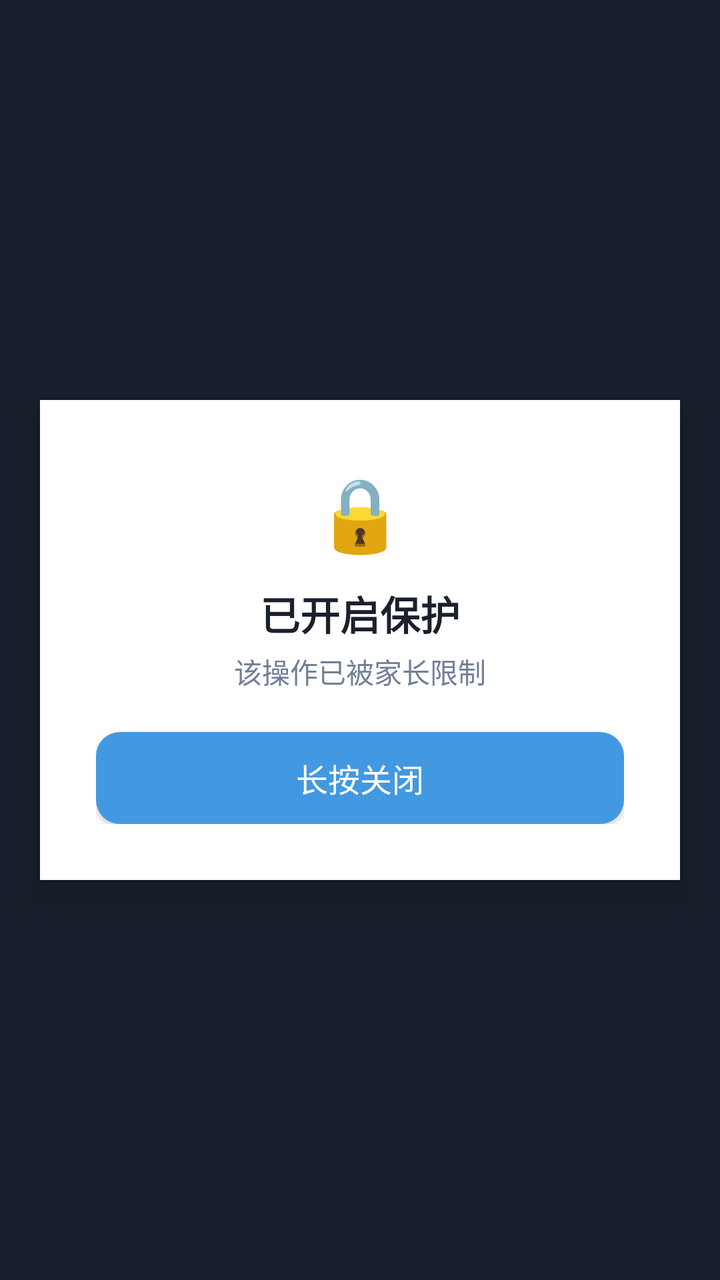
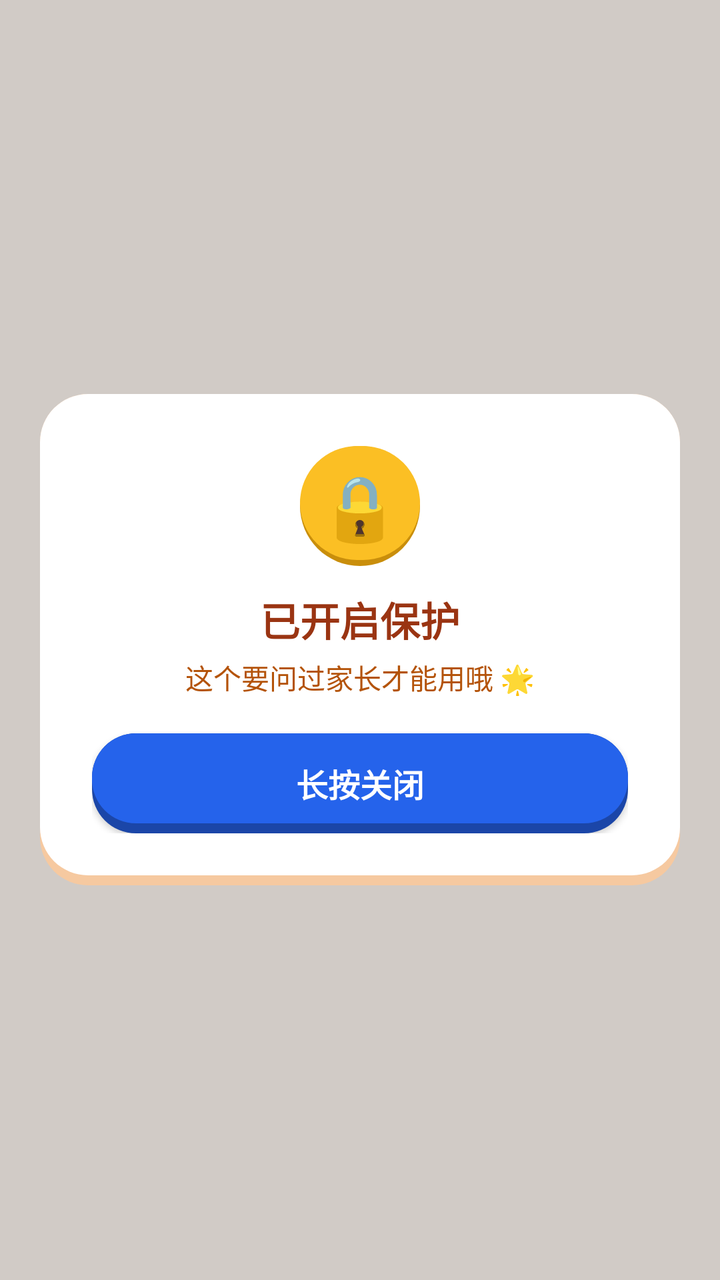

The first picture is an Android layout as it rendered before a commit; the second is the same layout after the commit. The layout source and the unified diff follow.
<!-- AndroidManifest.xml: application theme Theme.KidShield -->
<!-- res/layout/overlay_block_screen.xml -->
<?xml version="1.0" encoding="utf-8"?>
<RelativeLayout xmlns:android="http://schemas.android.com/apk/res/android"
    android:layout_width="match_parent"
    android:layout_height="match_parent"
    android:background="#CC1A202C"
    android:clickable="true"
    android:focusable="true">

    <LinearLayout
        android:layout_width="320dp"
        android:layout_height="wrap_content"
        android:layout_centerInParent="true"
        android:gravity="center"
        android:orientation="vertical"
        android:background="@android:color/white"
        android:padding="28dp"
        android:clickable="true"
        android:elevation="12dp"
        android:radius="16dp">

        <TextView
            android:layout_width="56dp"
            android:layout_height="56dp"
            android:text="🔒"
            android:textSize="36sp"
            android:gravity="center"
            android:layout_marginBottom="8dp" />

        <TextView
            android:layout_width="wrap_content"
            android:layout_height="wrap_content"
            android:text="已开启保护"
            android:textSize="20sp"
            android:textColor="#1A202C"
            android:textStyle="bold"
            android:layout_marginBottom="4dp" />

        
        <TextView
            android:id="@+id/tv_blocked_app_name"
            android:layout_width="wrap_content"
            android:layout_height="wrap_content"
            android:textSize="14sp"
            android:textColor="#E53E3E"
            android:textStyle="bold"
            android:visibility="gone"
            android:layout_marginBottom="4dp" />

        
        <TextView
            android:id="@+id/tv_block_reason"
            android:layout_width="wrap_content"
            android:layout_height="wrap_content"
            android:text="该操作已被家长限制"
            android:textSize="14sp"
            android:textColor="#718096"
            android:layout_marginBottom="20dp" />

        <Button
            android:id="@+id/btn_overlay_ok"
            android:layout_width="match_parent"
            android:layout_height="46dp"
            android:text="长按关闭"
            android:textSize="16sp"
            android:textColor="@android:color/white"
            android:background="@drawable/btn_blue_rounded"
            android:gravity="center" />

    </LinearLayout>
</RelativeLayout>
<!-- resources referenced by this layout -->
<resources>
  <!-- drawable btn_blue_rounded (drawable) -->
  <?xml version="1.0" encoding="utf-8"?>
  <shape xmlns:android="http://schemas.android.com/apk/res/android"
      android:shape="rectangle">
      <corners android:radius="12dp" />
      <solid android:color="#4299E1" />
      <padding
          android:left="16dp"
          android:right="16dp"
          android:top="8dp"
          android:bottom="8dp" />
  </shape>
  <style name="Theme.KidShield" parent="Base.Theme.KidShield" />
  <color name="kidshield_blue_primary">#4299E1</color>
  <color name="white">#FFFFFFFF</color>
  <color name="black">#FF000000</color>
  <color name="kidshield_background_dark">#1A202C</color>
  <color name="kidshield_text_primary">#E2E8F0</color>
  <!-- unchanged entries left out for length: 1 -->
</resources>

<!-- the commit's change to res/layout/overlay_block_screen.xml (unified diff, before → after) -->
@@ -2,7 +2,7 @@
 <RelativeLayout xmlns:android="http://schemas.android.com/apk/res/android"
     android:layout_width="match_parent"
     android:layout_height="match_parent"
-    android:background="#CC1A202C"
+    android:background="#CCFFF7ED"
     android:clickable="true"
     android:focusable="true">
 
@@ -10,61 +10,61 @@
         android:layout_width="320dp"
         android:layout_height="wrap_content"
         android:layout_centerInParent="true"
+        android:background="@drawable/bg_clay_card"
+        android:clickable="true"
         android:gravity="center"
         android:orientation="vertical"
-        android:background="@android:color/white"
-        android:padding="28dp"
-        android:clickable="true"
-        android:elevation="12dp"
-        android:radius="16dp">
+        android:padding="26dp">
 
         <TextView
-            android:layout_width="56dp"
-            android:layout_height="56dp"
+            android:layout_width="60dp"
+            android:layout_height="60dp"
+            android:background="@drawable/bg_clay_badge"
+            android:gravity="center"
             android:text="🔒"
-            android:textSize="36sp"
-            android:gravity="center"
-            android:layout_marginBottom="8dp" />
+            android:textSize="32sp" />
 
         <TextView
             android:layout_width="wrap_content"
             android:layout_height="wrap_content"
+            android:layout_marginTop="12dp"
             android:text="已开启保护"
+            android:textColor="@color/kid_clay_text"
             android:textSize="20sp"
-            android:textColor="#1A202C"
-            android:textStyle="bold"
-            android:layout_marginBottom="4dp" />
+            android:textStyle="bold" />
 
         
         <TextView
             android:id="@+id/tv_blocked_app_name"
             android:layout_width="wrap_content"
             android:layout_height="wrap_content"
+            android:layout_marginTop="4dp"
+            android:textColor="@color/kid_clay_primary"
             android:textSize="14sp"
-            android:textColor="#E53E3E"
             android:textStyle="bold"
-            android:visibility="gone"
-            android:layout_marginBottom="4dp" />
+            android:visibility="gone" />
 
         
         <TextView
             android:id="@+id/tv_block_reason"
             android:layout_width="wrap_content"
             android:layout_height="wrap_content"
-            android:text="该操作已被家长限制"
-            android:textSize="14sp"
-            android:textColor="#718096"
-            android:layout_marginBottom="20dp" />
+            android:layout_marginTop="4dp"
+            android:text="这个要问过家长才能用哦 🌟"
+            android:textColor="@color/kid_clay_text_soft"
+            android:textSize="14sp" />
 
         <Button
             android:id="@+id/btn_overlay_ok"
             android:layout_width="match_parent"
-            android:layout_height="46dp"
+            android:layout_height="50dp"
+            android:layout_marginTop="18dp"
+            android:background="@drawable/bg_clay_button_blue"
+            android:gravity="center"
             android:text="长按关闭"
+            android:textColor="@color/kid_clay_white"
             android:textSize="16sp"
-            android:textColor="@android:color/white"
-            android:background="@drawable/btn_blue_rounded"
-            android:gravity="center" />
+            android:textStyle="bold" />
 
     </LinearLayout>
 </RelativeLayout>
<!-- resource entries referenced after the edit -->
@@ -1,18 +1,86 @@
 <!-- resources referenced by this layout -->
 <resources>
-  <!-- drawable btn_blue_rounded (drawable) -->
+  <color name="kid_clay_primary">#F97316</color>
+  <color name="kid_clay_text">#9A3412</color>
+  <color name="kid_clay_text_soft">#B45309</color>
+  <color name="kid_clay_white">#FFFFFF</color>
+  <!-- drawable bg_clay_badge (drawable) -->
   <?xml version="1.0" encoding="utf-8"?>
-  <shape xmlns:android="http://schemas.android.com/apk/res/android"
-      android:shape="rectangle">
-      <corners android:radius="12dp" />
-      <solid android:color="#4299E1" />
-      <padding
-          android:left="16dp"
-          android:right="16dp"
-          android:top="8dp"
-          android:bottom="8dp" />
-  </shape>
+  <layer-list xmlns:android="http://schemas.android.com/apk/res/android">
+      <item>
+          <shape android:shape="rectangle">
+              <corners android:radius="50dp" />
+              <solid android:color="@color/kid_clay_yellow_shadow" />
+          </shape>
+      </item>
+      <item android:bottom="3dp">
+          <shape android:shape="rectangle">
+              <corners android:radius="50dp" />
+              <solid android:color="@color/kid_clay_yellow" />
+          </shape>
+      </item>
+  </layer-list>
+  <!-- drawable bg_clay_button_blue (drawable) -->
+  <?xml version="1.0" encoding="utf-8"?>
+  <selector xmlns:android="http://schemas.android.com/apk/res/android">
+      <item android:state_pressed="true">
+          <layer-list>
+              <item>
+                  <shape android:shape="rectangle">
+                      <corners android:radius="22dp" />
+                      <solid android:color="@color/kid_clay_blue_shadow" />
+                  </shape>
+              </item>
+              <item android:bottom="1dp">
+                  <shape android:shape="rectangle">
+                      <corners android:radius="22dp" />
+                      <solid android:color="@color/kid_clay_blue" />
+                  </shape>
+              </item>
+          </layer-list>
+      </item>
+      <item>
+          <layer-list>
+              <item>
+                  <shape android:shape="rectangle">
+                      <corners android:radius="22dp" />
+                      <solid android:color="@color/kid_clay_blue_shadow" />
+                  </shape>
+              </item>
+              <item android:bottom="5dp">
+                  <shape android:shape="rectangle">
+                      <corners android:radius="22dp" />
+                      <solid android:color="@color/kid_clay_blue" />
+                  </shape>
+              </item>
+          </layer-list>
+      </item>
+  </selector>
+  <!-- drawable bg_clay_card (drawable) -->
+  <?xml version="1.0" encoding="utf-8"?>
+  <layer-list xmlns:android="http://schemas.android.com/apk/res/android">
+      
+      <item>
+          <shape android:shape="rectangle">
+              <corners android:radius="24dp" />
+              <solid android:color="@color/kid_clay_card_shadow" />
+          </shape>
+      </item>
+      
+      <item android:bottom="5dp">
+          <shape android:shape="rectangle">
+              <corners android:radius="24dp" />
+              <solid android:color="@color/kid_clay_card" />
+          </shape>
+      </item>
+  </layer-list>
   <style name="Theme.KidShield" parent="Base.Theme.KidShield" />
+  <color name="kid_clay_yellow_shadow">#C98E0B</color>
+  <color name="kid_clay_yellow">#FBBF24</color>
+  <color name="kid_clay_blue_shadow">#1B46A8</color>
+  <color name="kid_clay_blue">#2563EB</color>
+  <color name="kid_clay_card_shadow">#F6C9A0</color>
+  <color name="kid_clay_card">#FFFFFF</color>
   <color name="kidshield_blue_primary">#4299E1</color>
   <color name="white">#FFFFFFFF</color>
   <color name="black">#FF000000</color>
